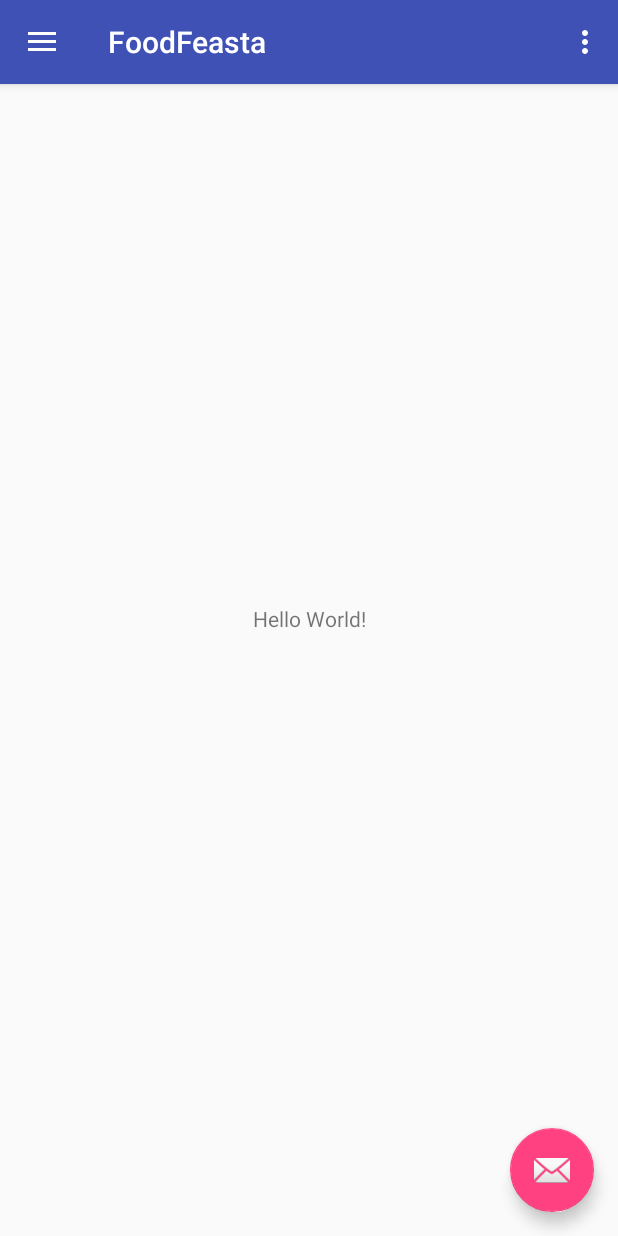
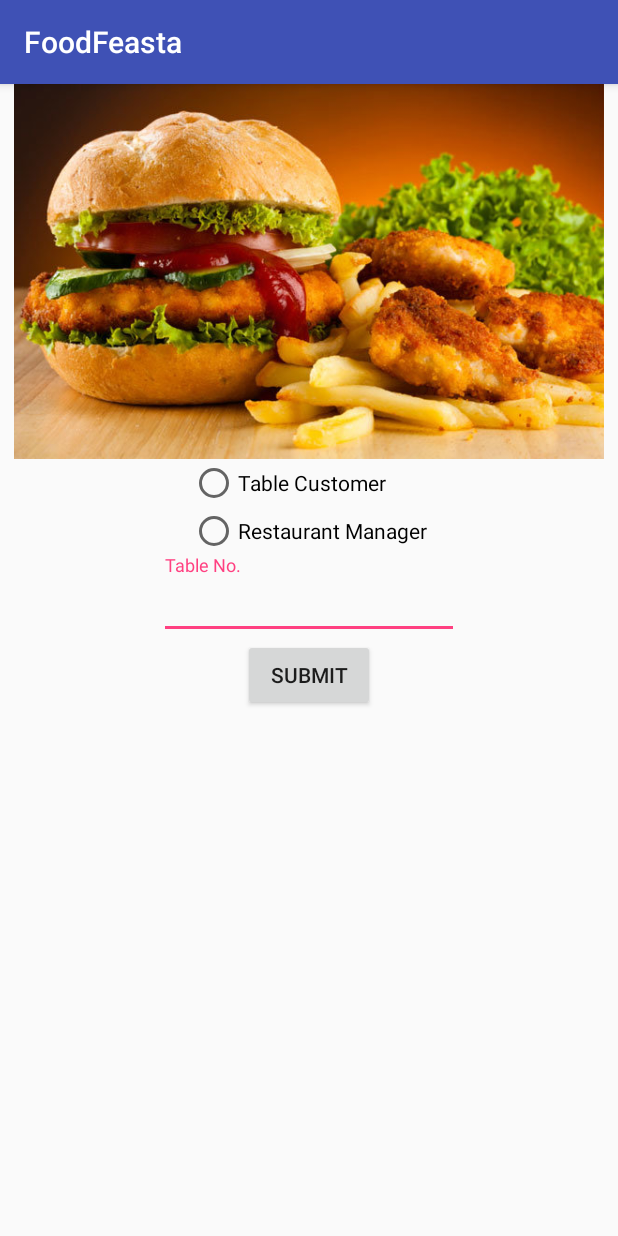
Before and after one commit to jinal90/CapeStone, an Android app: the screen it shows after launch (LandingPageActivity before the commit, LoginScreenActivity after it), on a phone screen of 412 x 824 dp. Run offline under Robolectric (Android 15) with nearby library versions, the phone set to English and light mode, and no system bars; our stand-ins replace ButterKnife.

Commit message:
Designed first draft screen

```diff
--- a/app/build.gradle
+++ b/app/build.gradle
@@ -1,4 +1,5 @@
 apply plugin: 'com.android.application'
+apply plugin: 'android-apt'
 
 android {
     compileSdkVersion 23
@@ -19,8 +20,11 @@ android {
 }
 
 dependencies {
-    compile fileTree(dir: 'libs', include: ['*.jar'])
-    compile 'com.android.support:appcompat-v7:23.3.0'
-    compile 'com.android.support:design:23.3.0'
+    compile fileTree(include: ['*.jar'], dir: 'libs')
+    compile 'com.android.support:appcompat-v7:23.4.0'
+    compile 'com.android.support:design:23.4.0'
     compile 'com.android.support.constraint:constraint-layout:1.0.0-alpha4'
+    compile 'com.android.support:support-v4:23.4.0'
+    compile 'com.jakewharton:butterknife:8.4.0'
+    apt 'com.jakewharton:butterknife-compiler:8.4.0'
 }
--- a/app/src/main/AndroidManifest.xml
+++ b/app/src/main/AndroidManifest.xml
@@ -1,17 +1,20 @@
 <?xml version="1.0" encoding="utf-8"?>
 <manifest xmlns:android="http://schemas.android.com/apk/res/android"
-    package="com.udacity.food.feasta.foodfeasta" >
+    package="com.udacity.food.feasta.foodfeasta">
 
     <application
         android:allowBackup="true"
         android:icon="@mipmap/ic_launcher"
         android:label="@string/app_name"
         android:supportsRtl="true"
-        android:theme="@style/AppTheme" >
+        android:theme="@style/AppTheme">
         <activity
             android:name=".LandingPageActivity"
             android:label="@string/app_name"
-            android:theme="@style/AppTheme.NoActionBar" >
+            android:theme="@style/AppTheme.NoActionBar">
+
+        </activity>
+        <activity android:name=".ui.LoginScreenActivity">
             <intent-filter>
                 <action android:name="android.intent.action.MAIN" />
 
--- /dev/null
+++ b/app/src/main/java/com/udacity/food/feasta/foodfeasta/ui/BaseActivity.java
@@ -0,0 +1,14 @@
+package com.udacity.food.feasta.foodfeasta.ui;
+
+import android.support.v7.app.AppCompatActivity;
+
+/**
+ * Created by jinal on 10/18/2016.
+ */
+
+public abstract class BaseActivity extends AppCompatActivity {
+
+    public abstract void setupUI();
+
+    public abstract void setupListeners();
+}
--- /dev/null
+++ b/app/src/main/java/com/udacity/food/feasta/foodfeasta/ui/LoginScreenActivity.java
@@ -0,0 +1,55 @@
+package com.udacity.food.feasta.foodfeasta.ui;
+
+import android.content.Intent;
+import android.net.Uri;
+import android.support.v7.app.AppCompatActivity;
+import android.os.Bundle;
+import android.view.View;
+import android.widget.Button;
+
+import com.udacity.food.feasta.foodfeasta.R;
+
+import java.util.Locale;
+
+import butterknife.BindView;
+import butterknife.ButterKnife;
+import butterknife.OnClick;
+
+public class LoginScreenActivity extends BaseActivity {
+
+
+    @BindView(R.id.btnSubmit)
+    Button btnSubmit;
+
+    @Override
+    protected void onCreate(Bundle savedInstanceState) {
+        super.onCreate(savedInstanceState);
+        setContentView(R.layout.activity_login_screen);
+
+        ButterKnife.bind(this);
+
+        setupUI();
+        setupListeners();
+    }
+
+    @Override
+    public void setupUI() {
+
+    }
+
+    @Override
+    public void setupListeners() {
+
+    }
+
+    @OnClick(R.id.btnSubmit)
+    public void onSubmitClick() {
+
+
+    }
+
+    @Override
+    protected void onDestroy() {
+        super.onDestroy();
+    }
+}
--- /dev/null
+++ b/app/src/main/res/layout/activity_login_screen.xml
@@ -0,0 +1,59 @@
+<?xml version="1.0" encoding="utf-8"?>
+<RelativeLayout xmlns:android="http://schemas.android.com/apk/res/android"
+    xmlns:tools="http://schemas.android.com/tools"
+    android:id="@+id/activity_main"
+    android:layout_width="match_parent"
+    android:layout_height="match_parent"
+    tools:context="com.udacity.food.feasta.foodfeasta.ui.LoginScreenActivity">
+
+
+    <ImageView
+        android:id="@+id/imgBanner"
+        android:layout_width="match_parent"
+        android:layout_height="250dp"
+        android:src="@drawable/login_banner" />
+
+    <RadioGroup
+        android:id="@+id/radioGroupUserType"
+        android:layout_width="wrap_content"
+        android:layout_height="wrap_content"
+        android:layout_below="@+id/imgBanner"
+        android:layout_centerHorizontal="true">
+
+        <RadioButton
+            android:id="@+id/radioCustomer"
+            android:layout_width="wrap_content"
+            android:layout_height="wrap_content"
+            android:text="Table Customer" />
+
+
+        <RadioButton
+            android:id="@+id/radionManager"
+            android:layout_width="wrap_content"
+            android:layout_height="wrap_content"
+            android:text="Restaurant Manager" />
+    </RadioGroup>
+
+    <android.support.design.widget.TextInputLayout
+        android:id="@+id/tlInputLayout"
+        android:layout_width="200dp"
+        android:layout_height="wrap_content"
+        android:layout_below="@+id/radioGroupUserType"
+        android:layout_centerHorizontal="true">
+
+        <EditText
+            android:id="@+id/edtInput"
+            android:layout_width="match_parent"
+            android:layout_height="wrap_content"
+            android:hint="Table No." />
+
+    </android.support.design.widget.TextInputLayout>
+
+    <Button
+        android:id="@+id/btnSubmit"
+        android:layout_width="wrap_content"
+        android:layout_height="wrap_content"
+        android:layout_below="@+id/tlInputLayout"
+        android:layout_centerHorizontal="true"
+        android:text="Submit" />
+</RelativeLayout>
--- a/app/src/main/res/values/colors.xml
+++ b/app/src/main/res/values/colors.xml
@@ -3,4 +3,6 @@
     <color name="colorPrimary">#3F51B5</color>
     <color name="colorPrimaryDark">#303F9F</color>
     <color name="colorAccent">#FF4081</color>
+
+    <color name="black_overlay">#66000000</color>
 </resources>
--- a/app/src/main/res/values/strings.xml
+++ b/app/src/main/res/values/strings.xml
@@ -5,4 +5,5 @@
     <string name="navigation_drawer_close">Close navigation drawer</string>
 
     <string name="action_settings">Settings</string>
+
 </resources>
--- a/app/src/main/res/values/styles.xml
+++ b/app/src/main/res/values/styles.xml
@@ -7,11 +7,15 @@
         <item name="colorPrimaryDark">@color/colorPrimaryDark</item>
         <item name="colorAccent">@color/colorAccent</item>
     </style>
+
     <style name="AppTheme.NoActionBar">
         <item name="windowActionBar">false</item>
         <item name="windowNoTitle">true</item>
     </style>
+
     <style name="AppTheme.AppBarOverlay" parent="ThemeOverlay.AppCompat.Dark.ActionBar" />
+
     <style name="AppTheme.PopupOverlay" parent="ThemeOverlay.AppCompat.Light" />
 
+
 </resources>
--- a/build.gradle
+++ b/build.gradle
@@ -8,6 +8,7 @@ buildscript {
         //classpath 'com.android.tools.build:gradle:2.2.0-alpha6'
         classpath 'com.android.tools.build:gradle:2.1.3'
         classpath 'com.google.gms:google-services:1.3.0-beta1'
+        classpath 'com.neenbedankt.gradle.plugins:android-apt:1.8'
 
         // NOTE: Do not place your application dependencies here; they belong
         // in the individual module build.gradle files
```
Also changed, not shown: app/src/main/res/drawable-nodpi/login_banner.png (added).
